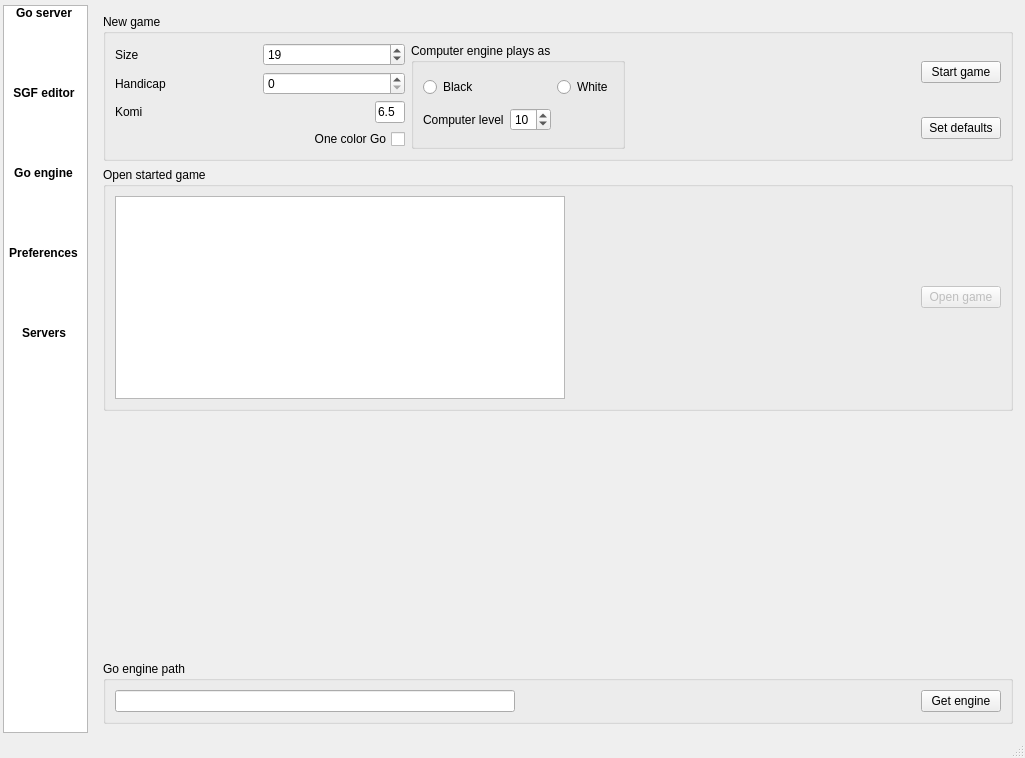
iamsyt/qgo, file src/mainwindow.ui: the form before one commit.
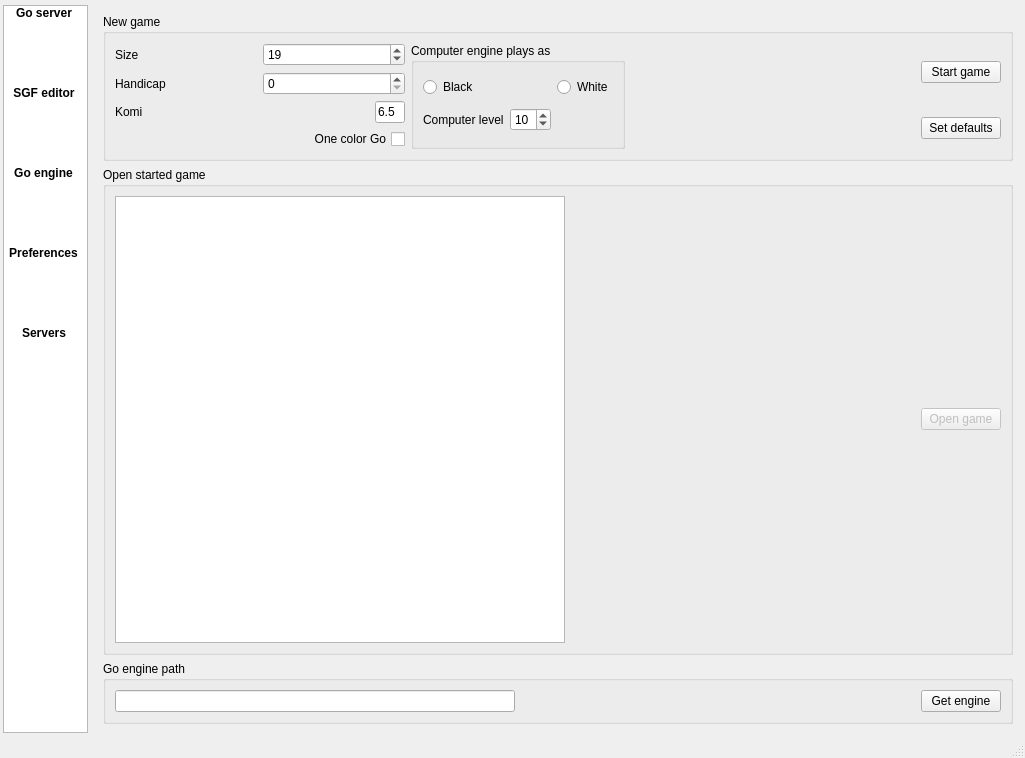
The form after the commit. The open tabs and pages were chosen to show the change. Icons and pictures are not drawn. Custom widgets are drawn as their Qt base class.

Commit message: fix for list view crashes, sorts

What changed in the file:
```diff
--- a/src/mainwindow.ui
+++ b/src/mainwindow.ui
@@ -2005,19 +2005,6 @@
           </layout>
          </widget>
         </item>
-        <item>
-         <spacer>
-          <property name="orientation">
-           <enum>Qt::Vertical</enum>
-          </property>
-          <property name="sizeHint" stdset="0">
-           <size>
-            <width>20</width>
-            <height>40</height>
-           </size>
-          </property>
-         </spacer>
-        </item>
         <item>
          <widget class="QGroupBox" name="groupBox_8">
           <property name="title">
@@ -3685,6 +3672,11 @@
    <extends>QWidget</extends>
    <header>displayboard.h</header>
   </customwidget>
+  <customwidget>
+   <class>FilteredView</class>
+   <extends>QTreeView</extends>
+   <header>listviews.h</header>
+  </customwidget>
  </customwidgets>
  <resources>
   <include location="application.qrc"/>
```
Left out of the diff: 19 changed lines with no effect on the pictures. The commit also changes 4 other files.
